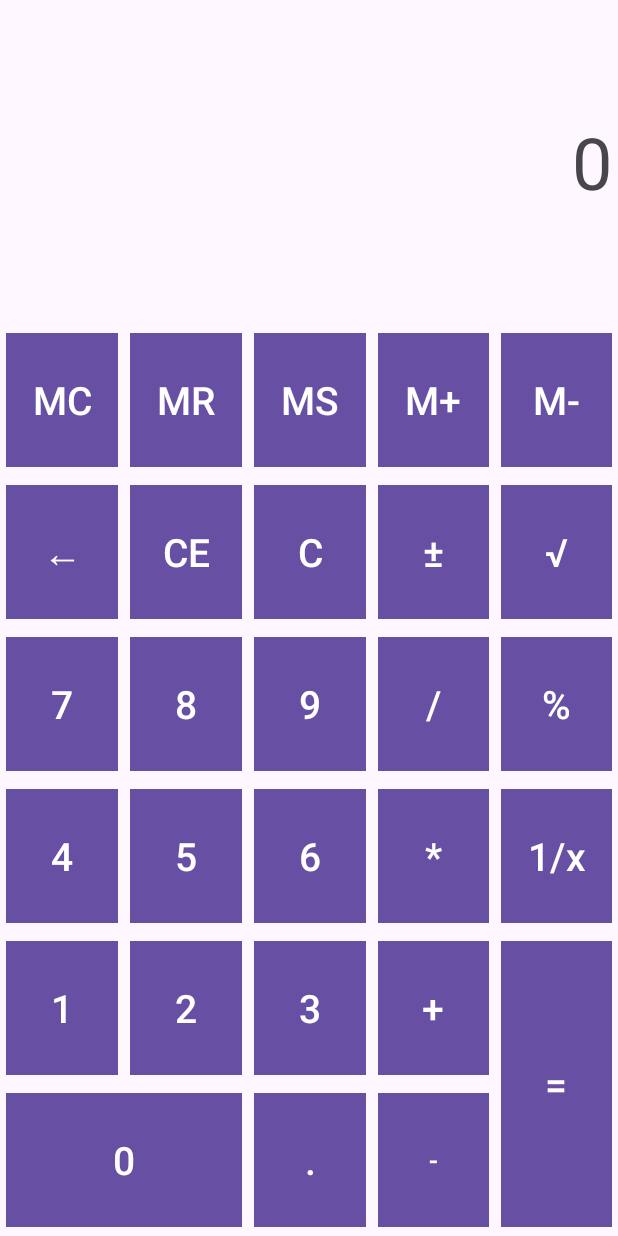
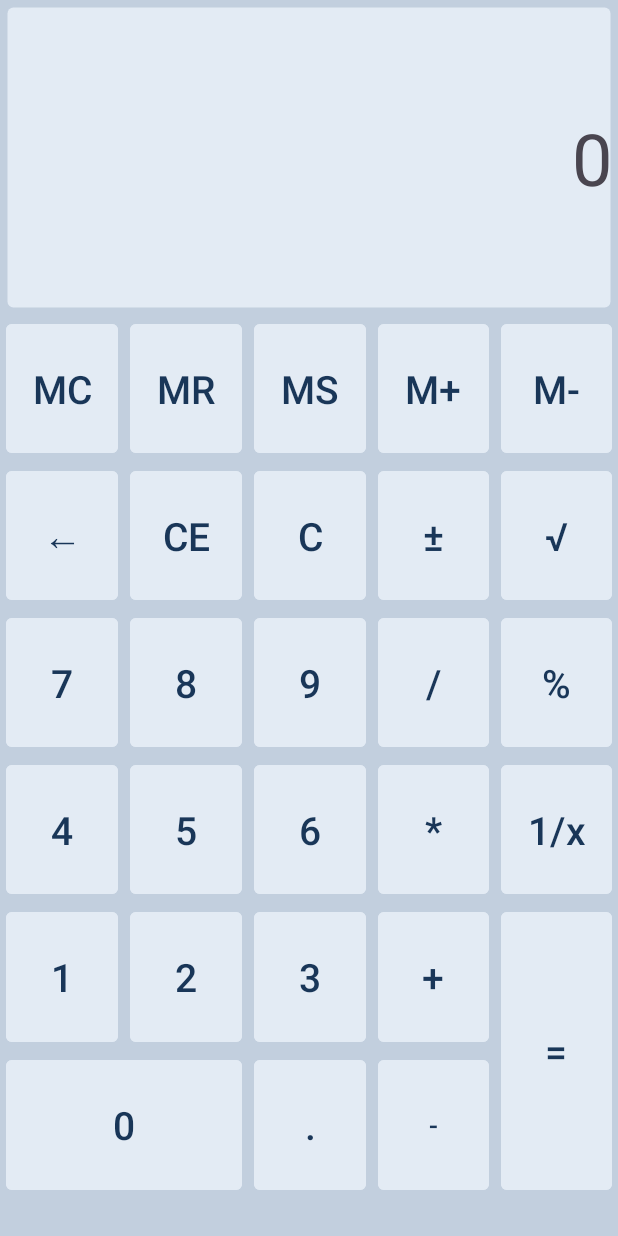
Before and after one commit to pvilius/MIPT_3_praktinis, an Android app: the screen it shows after launch (MainActivity), on a phone screen of 412 x 824 dp. Run offline under Robolectric (Android 15) with nearby library versions, the phone set to English and light mode, and no system bars.

Commit message:
Made some cosmetic changes

```diff
--- /dev/null
+++ b/app/src/main/res/drawable/borders.xml
@@ -0,0 +1,11 @@
+<shape
+    xmlns:android="http://schemas.android.com/apk/res/android"
+    android:shape="rectangle">
+    <solid
+        android:color="#e3ebf4"/>
+    <corners
+        android:radius="4dp"/>
+    <stroke
+        android:color= "#00000000"
+        android:width="2dp"/>
+</shape>
--- a/app/src/main/res/layout/activity_main.xml
+++ b/app/src/main/res/layout/activity_main.xml
@@ -4,7 +4,9 @@
     android:layout_width="match_parent"
     android:layout_height="match_parent"
     android:backgroundTintMode="add"
+    android:background="#c2cfde"
     android:orientation="vertical">
+
 
     <TextView
         android:id="@+id/tvSolution"
@@ -16,6 +18,7 @@
         android:ems="10"
         android:gravity="center|right"
         android:text="@string/zero_button_text"
+        android:background="@drawable/borders"
         android:textSize="48sp" />
 
     <LinearLayout
@@ -24,6 +27,7 @@
         android:layout_weight="1"
         android:orientation="horizontal"
         android:weightSum="5">
+
 
         <Button
             android:id="@+id/btnMC"
@@ -36,10 +40,14 @@
             android:layout_marginRight="4dp"
             android:layout_marginBottom="2dp"
             android:layout_weight="1"
+            android:backgroundTint="#e3ebf4"
             android:padding="0dp"
             android:text="@string/MC_button_text"
+            android:textColor="#193658"
             android:textSize="26sp"
-            app:cornerRadius="0dp" />
+            app:cornerRadius="4dp"
+            />
+
 
         <Button
             android:id="@+id/btnMR"
@@ -52,10 +60,12 @@
             android:layout_marginRight="4dp"
             android:layout_marginBottom="2dp"
             android:layout_weight="1"
+            android:backgroundTint="#e3ebf4"
             android:padding="0dp"
             android:text="@string/MR_button_text"
+            android:textColor="#193658"
             android:textSize="26sp"
-            app:cornerRadius="0dp" />
+            app:cornerRadius="4dp" />
 
         <Button
             android:id="@+id/btnMS"
@@ -68,10 +78,12 @@
             android:layout_marginRight="4dp"
             android:layout_marginBottom="2dp"
             android:layout_weight="1"
+            android:backgroundTint="#e3ebf4"
             android:padding="0dp"
             android:text="@string/MS_button_text"
+            android:textColor="#193658"
             android:textSize="26sp"
-            app:cornerRadius="0dp" />
+            app:cornerRadius="4dp" />
 
         <Button
             android:id="@+id/btnMPlus"
@@ -84,10 +96,12 @@
             android:layout_marginRight="4dp"
             android:layout_marginBottom="2dp"
             android:layout_weight="1"
+            android:backgroundTint="#e3ebf4"
             android:padding="0dp"
             android:text="@string/M_plus_button_text"
+            android:textColor="#193658"
             android:textSize="26sp"
-            app:cornerRadius="0dp" />
+            app:cornerRadius="4dp" />
 
         <Button
             android:id="@+id/btnMMinus"
@@ -100,10 +114,12 @@
             android:layout_marginRight="4dp"
             android:layout_marginBottom="2dp"
             android:layout_weight="1"
+            android:backgroundTint="#e3ebf4"
             android:padding="0dp"
             android:text="@string/M_minus_button_text"
+            android:textColor="#193658"
             android:textSize="26sp"
-            app:cornerRadius="0dp" />
+            app:cornerRadius="4dp" />
 
     </LinearLayout>
 
@@ -125,10 +141,12 @@
             android:layout_marginRight="4dp"
             android:layout_marginBottom="2dp"
             android:layout_weight="1"
+            android:backgroundTint="#e3ebf4"
             android:padding="0dp"
             android:text="@string/back_button_text"
+            android:textColor="#193658"
             android:textSize="26sp"
-            app:cornerRadius="0dp" />
+            app:cornerRadius="4dp" />
 
         <Button
             android:id="@+id/btnCE"
@@ -141,10 +159,12 @@
             android:layout_marginRight="4dp"
             android:layout_marginBottom="2dp"
             android:layout_weight="1"
+            android:backgroundTint="#e3ebf4"
             android:padding="0dp"
             android:text="@string/CE_button_text"
+            android:textColor="#193658"
             android:textSize="26sp"
-            app:cornerRadius="0dp" />
+            app:cornerRadius="4dp" />
 
         <Button
             android:id="@+id/btnC"
@@ -157,10 +177,12 @@
             android:layout_marginRight="4dp"
             android:layout_marginBottom="2dp"
             android:layout_weight="1"
+            android:backgroundTint="#e3ebf4"
             android:padding="0dp"
             android:text="@string/C_button_text"
+            android:textColor="#193658"
             android:textSize="26sp"
-            app:cornerRadius="0dp" />
+            app:cornerRadius="4dp" />
 
         <Button
             android:id="@+id/btnPlusMinus"
@@ -173,10 +195,12 @@
             android:layout_marginRight="4dp"
             android:layout_marginBottom="2dp"
             android:layout_weight="1"
+            android:backgroundTint="#e3ebf4"
             android:padding="0dp"
             android:text="@string/plus_minus_button_text"
+            android:textColor="#193658"
             android:textSize="26sp"
-            app:cornerRadius="0dp" />
+            app:cornerRadius="4dp" />
 
         <Button
             android:id="@+id/btnSquareRoot"
@@ -189,10 +213,12 @@
             android:layout_marginRight="4dp"
             android:layout_marginBottom="2dp"
             android:layout_weight="1"
+            android:backgroundTint="#e3ebf4"
             android:padding="0dp"
             android:text="@string/square_root_button_text"
+            android:textColor="#193658"
             android:textSize="26sp"
-            app:cornerRadius="0dp" />
+            app:cornerRadius="4dp" />
 
 
     </LinearLayout>
@@ -215,10 +241,12 @@
             android:layout_marginRight="4dp"
             android:layout_marginBottom="2dp"
             android:layout_weight="1"
+            android:backgroundTint="#e3ebf4"
             android:padding="0dp"
             android:text="@string/seven_button_text"
+            android:textColor="#193658"
             android:textSize="26sp"
-            app:cornerRadius="0dp" />
+            app:cornerRadius="4dp" />
 
         <Button
             android:id="@+id/btnEight"
@@ -231,10 +259,12 @@
             android:layout_marginRight="4dp"
             android:layout_marginBottom="2dp"
             android:layout_weight="1"
+            android:backgroundTint="#e3ebf4"
             android:padding="0dp"
             android:text="@string/eight_button_text"
+            android:textColor="#193658"
             android:textSize="26sp"
-            app:cornerRadius="0dp" />
+            app:cornerRadius="4dp" />
 
         <Button
             android:id="@+id/btnNine"
@@ -247,10 +277,12 @@
             android:layout_marginRight="4dp"
             android:layout_marginBottom="2dp"
             android:layout_weight="1"
+            android:backgroundTint="#e3ebf4"
             android:padding="0dp"
             android:text="@string/nine_button_text"
+            android:textColor="#193658"
             android:textSize="26sp"
-            app:cornerRadius="0dp" />
+            app:cornerRadius="4dp" />
 
         <Button
             android:id="@+id/btnDivide"
@@ -263,10 +295,12 @@
             android:layout_marginRight="4dp"
             android:layout_marginBottom="2dp"
             android:layout_weight="1"
+            android:backgroundTint="#e3ebf4"
             android:padding="0dp"
             android:text="@string/divide_button_text"
+            android:textColor="#193658"
             android:textSize="26sp"
-            app:cornerRadius="0dp" />
+            app:cornerRadius="4dp" />
 
         <Button
             android:id="@+id/btnPercentage"
@@ -279,10 +313,12 @@
             android:layout_marginRight="4dp"
             android:layout_marginBottom="2dp"
             android:layout_weight="1"
+            android:backgroundTint="#e3ebf4"
             android:padding="0dp"
             android:text="@string/percentage_button_text"
+            android:textColor="#193658"
             android:textSize="26sp"
-            app:cornerRadius="0dp" />
+            app:cornerRadius="4dp" />
     </LinearLayout>
 
     <LinearLayout
@@ -303,10 +339,12 @@
             android:layout_marginRight="4dp"
             android:layout_marginBottom="2dp"
             android:layout_weight="1"
+            android:backgroundTint="#e3ebf4"
             android:padding="0dp"
             android:text="@string/four_button_text"
+            android:textColor="#193658"
             android:textSize="26sp"
-            app:cornerRadius="0dp" />
+            app:cornerRadius="4dp" />
 
         <Button
             android:id="@+id/btnFive"
@@ -319,10 +357,12 @@
             android:layout_marginRight="4dp"
             android:layout_marginBottom="2dp"
             android:layout_weight="1"
+            android:backgroundTint="#e3ebf4"
             android:padding="0dp"
             android:text="@string/five_button_text"
+            android:textColor="#193658"
             android:textSize="26sp"
-            app:cornerRadius="0dp" />
+            app:cornerRadius="4dp" />
 
         <Button
             android:id="@+id/btnSix"
@@ -335,10 +375,12 @@
             android:layout_marginRight="4dp"
             android:layout_marginBottom="2dp"
             android:layout_weight="1"
+            android:backgroundTint="#e3ebf4"
             android:padding="0dp"
             android:text="@string/six_button_text"
+            android:textColor="#193658"
             android:textSize="26sp"
-            app:cornerRadius="0dp" />
+            app:cornerRadius="4dp" />
 
         <Button
             android:id="@+id/btnMultiply"
@@ -351,10 +393,12 @@
             android:layout_marginRight="4dp"
             android:layout_marginBottom="2dp"
             android:layout_weight="1"
+            android:backgroundTint="#e3ebf4"
             android:padding="0dp"
             android:text="@string/multiply_button_text"
+            android:textColor="#193658"
             android:textSize="26sp"
-            app:cornerRadius="0dp" />
+            app:cornerRadius="4dp" />
 
         <Button
             android:id="@+id/btnDivideOneByX"
@@ -367,10 +411,12 @@
             android:layout_marginRight="4dp"
             android:layout_marginBottom="2dp"
             android:layout_weight="1"
+            android:backgroundTint="#e3ebf4"
             android:padding="0dp"
             android:text="@string/divideonebyx_button_text"
+            android:textColor="#193658"
             android:textSize="26sp"
-            app:cornerRadius="0dp" />
+            app:cornerRadius="4dp" />
     </LinearLayout>
 
     <LinearLayout
@@ -408,10 +454,12 @@
                         android:layout_marginRight="4dp"
                         android:layout_marginBottom="2dp"
                         android:layout_weight="1"
+                        android:backgroundTint="#e3ebf4"
                         android:padding="0dp"
                         android:text="@string/one_button_text"
+                        android:textColor="#193658"
                         android:textSize="26sp"
-                        app:cornerRadius="0dp" />
+                        app:cornerRadius="4dp" />
 
                     <Button
                         android:id="@+id/btnTwo"
@@ -424,10 +472,12 @@
                         android:layout_marginRight="4dp"
                         android:layout_marginBottom="2dp"
                         android:layout_weight="1"
+                        android:backgroundTint="#e3ebf4"
                         android:padding="0dp"
                         android:text="@string/two_button_text"
+                        android:textColor="#193658"
                         android:textSize="26sp"
-                        app:cornerRadius="0dp" />
+                        app:cornerRadius="4dp" />
                 </LinearLayout>
 
                 <LinearLayout
@@ -448,10 +498,12 @@
                         android:layout_marginRight="4dp"
                         android:layout_marginBottom="2dp"
                         android:layout_weight="1"
+                        android:backgroundTint="#e3ebf4"
                         android:padding="0dp"
                         android:text="@string/zero_button_text"
+                        android:textColor="#193658"
                         android:textSize="26sp"
-                        app:cornerRadius="0dp" />
+                        app:cornerRadius="4dp" />
 
                 </LinearLayout>
             </LinearLayout>
@@ -486,10 +538,12 @@
                         android:layout_marginRight="4dp"
                         android:layout_marginBottom="2dp"
                         android:layout_weight="1"
+                        android:backgroundTint="#e3ebf4"
                         android:padding="0dp"
                         android:text="@string/three_button_text"
+                        android:textColor="#193658"
                         android:textSize="26sp"
-                        app:cornerRadius="0dp" />
+                        app:cornerRadius="4dp" />
 
                     <Button
                         android:id="@+id/btnDot"
@@ -502,10 +556,12 @@
                         android:layout_marginRight="4dp"
                         android:layout_marginBottom="2dp"
                         android:layout_weight="1"
+                        android:backgroundTint="#e3ebf4"
                         android:padding="0dp"
                         android:text="@string/dot_button_text"
+                        android:textColor="#193658"
                         android:textSize="26sp"
-                        app:cornerRadius="0dp" />
+                        app:cornerRadius="4dp" />
 
                 </LinearLayout>
 
@@ -526,10 +582,12 @@
                         android:layout_marginRight="4dp"
                         android:layout_marginBottom="2dp"
                         android:layout_weight="1"
+                        android:backgroundTint="#e3ebf4"
                         android:padding="0dp"
                         android:text="@string/plus_button_text"
+                        android:textColor="#193658"
                         android:textSize="26sp"
-                        app:cornerRadius="0dp" />
+                        app:cornerRadius="4dp" />
 
                     <Button
                         android:id="@+id/btnMinus"
@@ -542,9 +600,12 @@
                         android:layout_marginRight="4dp"
                         android:layout_marginBottom="2dp"
                         android:layout_weight="1"
+                        android:backgroundTint="#e3ebf4"
                         android:text="@string/minus_button_text"
+                        android:textColor="#193658"
                         android:textSize="18sp"
-                        app:cornerRadius="0dp" />
+                        app:cornerRadius="4dp" />
+
                 </LinearLayout>
 
                 <LinearLayout
@@ -565,12 +626,22 @@
                         android:layout_marginRight="4dp"
                         android:layout_marginBottom="2dp"
                         android:layout_weight="1"
+                        android:backgroundTint="#e3ebf4"
                         android:padding="0dp"
                         android:text="@string/equals_button_text"
+                        android:textColor="#193658"
                         android:textSize="26sp"
-                        app:cornerRadius="0dp" />
+                        app:cornerRadius="4dp" />
                 </LinearLayout>
             </LinearLayout>
         </LinearLayout>
     </LinearLayout>
+
+    <LinearLayout
+        android:layout_width="match_parent"
+        android:layout_height="wrap_content"
+        android:layout_weight="0.25"
+        android:orientation="horizontal">
+    </LinearLayout>
+
 </LinearLayout>
```
